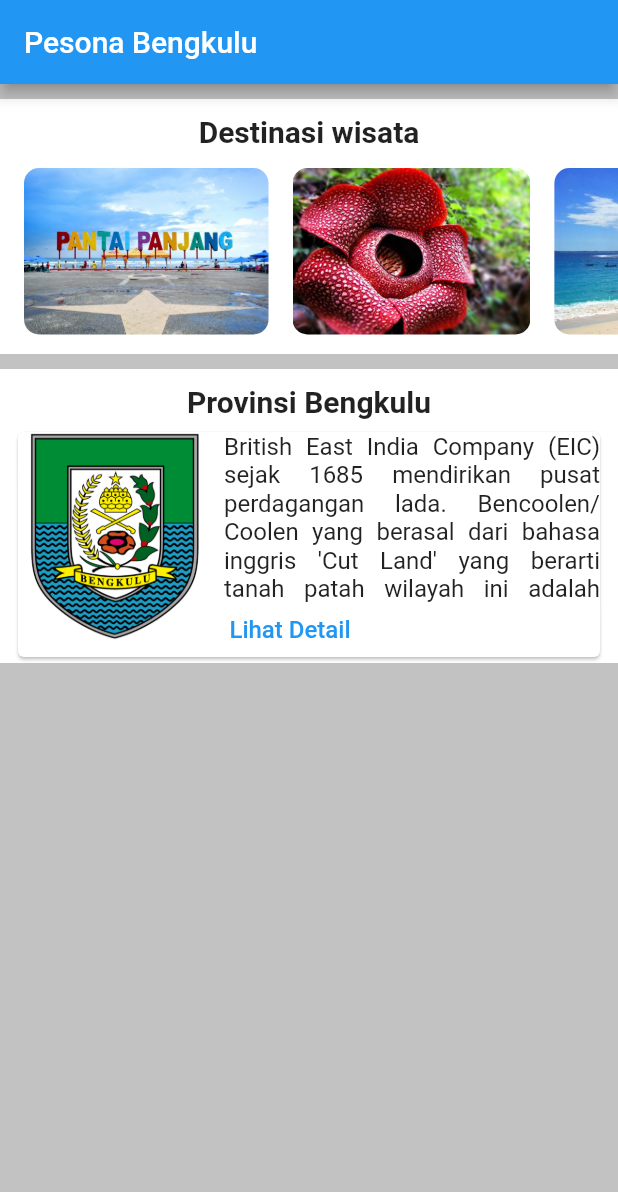
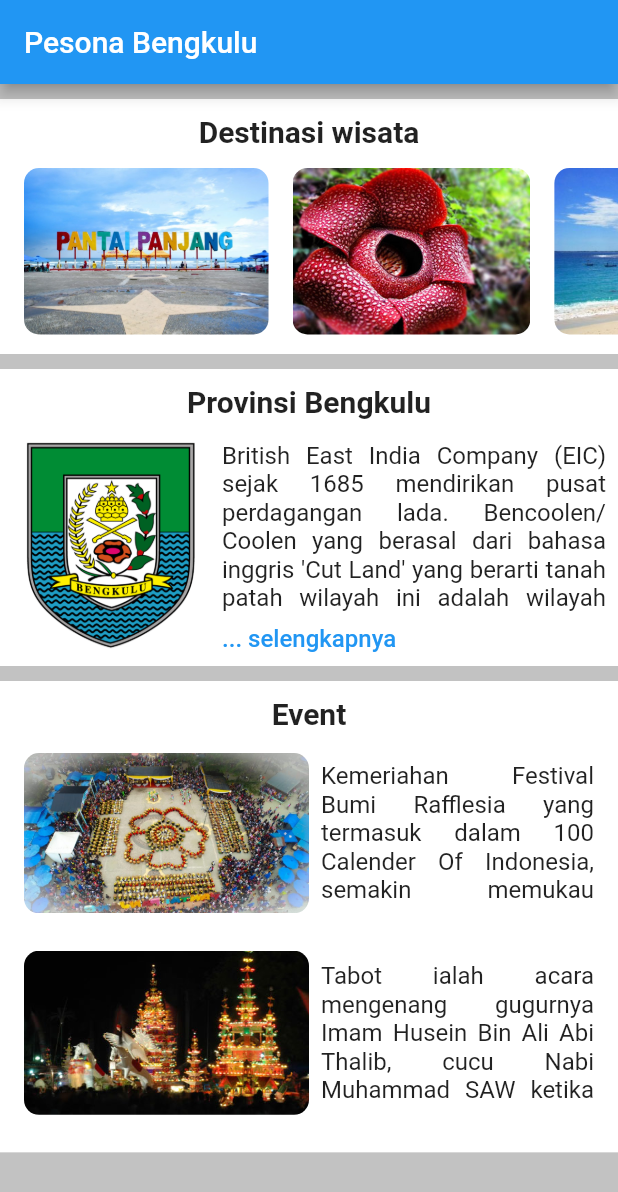
Before and after one commit to adhytianara/LearnFlutter, a Flutter app: the screen it shows after launch, on a phone screen of 412 x 824 dp. Shown: the top 1192 px of the screen. Run offline on Flutter 3.47's test engine with Material 2 defaults, Android fonts, the phone set to English and light mode, and no system bars.

Commit message:
display list of event at home page

```diff
--- a/lib/home_page.dart
+++ b/lib/home_page.dart
@@ -1,7 +1,8 @@
 import 'package:flutter/material.dart';
 import 'package:learn_flutter/destination_details.dart';
+import 'package:learn_flutter/model/bengkulu_province.dart';
 import 'package:learn_flutter/model/destination.dart';
-import 'package:learn_flutter/model/bengkulu_province.dart';
+import 'package:learn_flutter/model/event.dart';
 import 'package:learn_flutter/province_details.dart';
 
 class HomePage extends StatelessWidget {
@@ -68,7 +69,7 @@ class HomePage extends StatelessWidget {
               child: Column(
                 children: <Widget>[
                   Padding(
-                    padding: const EdgeInsets.only(top: 10, bottom: 5),
+                    padding: const EdgeInsets.only(top: 10, bottom: 15),
                     child: Text(
                       "Provinsi Bengkulu",
                       style: TextStyle(
@@ -77,8 +78,7 @@ class HomePage extends StatelessWidget {
                       ),
                     ),
                   ),
-                  Card(
-                    child: Row(
+                  Row(
                     crossAxisAlignment: CrossAxisAlignment.start,
                     children: <Widget>[
                       Expanded(
@@ -114,7 +114,7 @@ class HomePage extends StatelessWidget {
                                         }));
                                       },
                                       child: Text(
-                                          "Lihat Detail",
+                                        "... selengkapnya",
                                         style: TextStyle(
                                           color: Colors.blue,
                                           fontSize: 16,
@@ -126,7 +126,63 @@ class HomePage extends StatelessWidget {
                           )),
                     ],
                   ),
+                ],
               ),
+            ),
+            Container(
+              color: Colors.white,
+              margin: EdgeInsets.only(top: 10, bottom: 10),
+              padding: EdgeInsets.symmetric(horizontal: 16),
+              child: Column(
+                children: <Widget>[
+                  Padding(
+                    padding: const EdgeInsets.only(top: 10, bottom: 15),
+                    child: Text(
+                      "Event",
+                      style: TextStyle(
+                        fontSize: 20,
+                        fontWeight: FontWeight.bold,
+                      ),
+                    ),
+                  ),
+                  Column(
+                      children: eventList.map((event) {
+                    return Column(
+                      children: <Widget>[
+                        Row(
+                          crossAxisAlignment: CrossAxisAlignment.center,
+                          children: <Widget>[
+                            Expanded(
+                                flex: 2,
+                                child: ClipRRect(
+                                  borderRadius: BorderRadius.circular(10),
+                                  child: Image.asset(
+                                    event.imageAssets,
+                                  ),
+                                )),
+                            Expanded(
+                                flex: 2,
+                                child: Column(
+                                  children: <Widget>[
+                                    Padding(
+                                      padding: const EdgeInsets.only(left: 8.0),
+                                      child: Text(
+                                        event.description,
+                                        textAlign: TextAlign.justify,
+                                        maxLines: 5,
+                                        style: TextStyle(fontSize: 16),
+                                      ),
+                                    ),
+                                  ],
+                                )),
+                          ],
+                        ),
+                        SizedBox(
+                          height: 25,
+                        )
+                      ],
+                    );
+                  }).toList()),
                 ],
               ),
             )
--- /dev/null
+++ b/lib/model/event.dart
@@ -0,0 +1,49 @@
+class Event {
+  String name;
+  String description;
+  String imageAssets;
+  String date;
+
+  Event({this.name, this.description, this.imageAssets, this.date});
+}
+
+var eventList = [
+  Event(
+      name:"500 Bencoolen Dhol Attraction",
+      description: "\t \t Kemeriahan Festival Bumi Rafflesia yang termasuk dalam 100 Calender Of Indonesia, "
+          "semakin memukau dengan ditampilkannya 500 atraksi Doll Bengkulu/Bencoolen Dhol Attraction. "
+          "Atraksi ini semakin memukau dengan kolaborasi musik dan tarian etnik asal Korea dan Malaysia. \n"
+          "\t \t Gubernur Bengkulu Rohidin Mersyah mengatakan Bencoolen Dhol Attraction ini menjadi momentum "
+          "'Doll Bengkulu mengguncang dunia' karena keunggulannya luar biasa. Sehingga betul-betul bisa mewakili "
+          "kesenian Indonesia dalam konteks dunia. ",
+      imageAssets: 'images/doll.jpg',
+      date:"20 Juli 2019"),
+  Event(
+      name:"Tabot",
+      description: "\t \t Tabot ialah acara mengenang gugurnya Imam Husein Bin Ali Abi Thalib, " +
+          "cucu Nabi Muhammad SAW ketika ditawan oleh tentara Yazid Bin Muawiyah di Padang Karbala, Irak. " +
+          "\n \t \t Tradisi Tabot ini terdiri dari sembilan rangkaian acara. Pertama mulai dari menggambik tanah " +
+          "(mengambil tanah) tanah yang diambil harus mengandung unsur-unsur magis oleh karena itu harus diambil " +
+          "dari tempat keramat. " +
+          "\n \t \t Kedua, Duduk Penja (mencuci jari-jari) Penja adalah benda yang terbuat dari kuningan, " +
+          "perak atau tembaga yang berbentuk telapak tangan manusia lengkap dengan jari-jarinya. Karenanya penja " +
+          "ini disebut juga dengan jari-jari. " +
+          "\n \t \t Ketiga, Meradai (mengumpulkan dana) yang dilakukan oleh Jola (orang yang bertugas mengambil dana " +
+          "untuk kegiatan kemasyarakatan, biasanya terdiri dari anak-anak berusia 10—12 tahun). Acara Meradai " +
+          "diadakan pada tanggal 6 Muharam. " +
+          "\n \t \t Keempat, Menjara (mengandun) artinya berkunjung atau mendatangi kelompok lain untuk " +
+          "beruji/bertanding dol, sejenis beduk yang terbuat dari kayu yang dilubangi tengahnya serta ditutupi " +
+          "dengan kulit lembu. " +
+          "\n \t \t Tahap kelima adalah Arak Penja, yang mana penja diletakkan di dalam Tabot dan diarak di " +
+          "jalan-jalan utama Kota Bengkulu. " +
+          "\n \t \t Tahap keenam merupakan acara mengarak penja yang ditambah dengan serban (sorban) putih dan " +
+          "diletakkan pada Tabot kecil. " +
+          "\n \t \t Tahap ketujuh adalah Gam (tenang/berkabung), merupakan tahapan dalam upacara Tabot yang wajib ditaati. " +
+          "Tahap Gam merupakan saat di mana tidak diperbolehkan mengadakan kegiatan apapun. " +
+          "\n \t \t Tahap kedelapan dilakukan pada tanggal 9 Muharam juga yang disebut dengan Arak Gendang. " +
+          "Tahap ini dimulai dengan pelepasan Tabot Besanding di gerga masing-masing. " +
+          "\n \t \t Tahap terakhir dari keseluruhan rangkaian upacara Tabot disebut dengan Tabot Tebuang " +
+          "yang diadakan pada tanggal 10 Muharam.\n",
+      imageAssets: 'images/tabot.jpg',
+      date:"10 - 20 September setiap tahun")
+];
```
Lines whose indentation alone changed are shown as unchanged.
